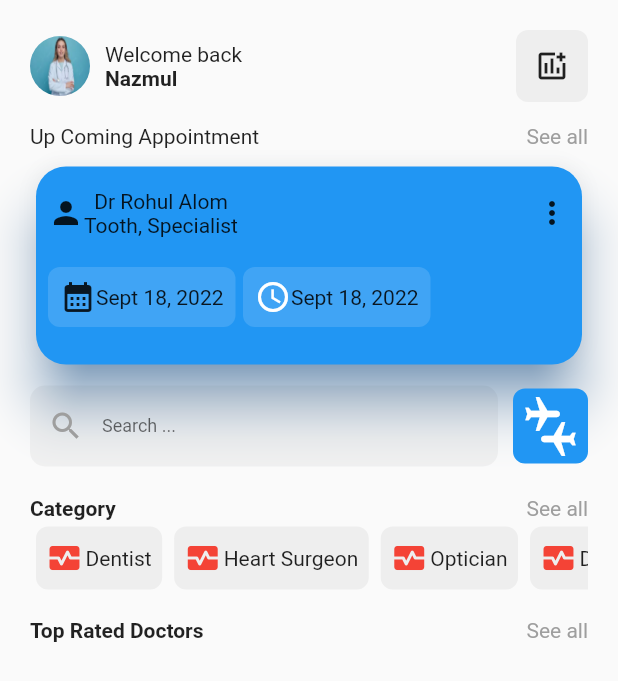
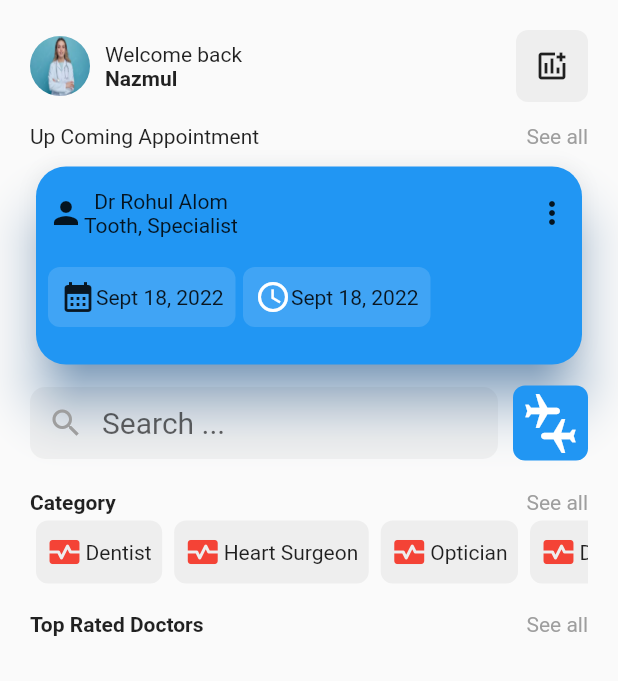
Before and after one commit to ernestkoko/kora_play, a Flutter app: the HomePage screen opened directly, on a phone screen of 412 x 824 dp. Shown: the top 681 px of the screen. Run offline on Flutter 3.47's test engine with Material 2 defaults, Android fonts, the phone set to English and light mode, and no system bars; our stand-ins replace smooth_page_indicator.

Commit message:
Minor adjustment

```diff
--- a/lib/app/modules/home_module/home_page.dart
+++ b/lib/app/modules/home_module/home_page.dart
@@ -98,7 +98,7 @@ class HomePage extends StatelessWidget {
                               )
                             ],
                           ),
-                          Icon(Icons.more_vert_rounded)
+                          const Icon(Icons.more_vert_rounded)
                         ],
                       ),
                       const SizedBox(
@@ -126,7 +126,7 @@ class HomePage extends StatelessWidget {
                             width: 5,
                           ),
                           Container(
-                            padding: EdgeInsets.all(8),
+                            padding:const  EdgeInsets.all(8),
                             decoration: ShapeDecoration(
                                 color: Theme.of(context)
                                     .primaryColorLight
@@ -157,9 +157,10 @@ class HomePage extends StatelessWidget {
                 children: [
                   const Expanded(
                       child: TextField(
-                    style: TextStyle(fontSize: 12, color: Colors.grey),
+                    style: TextStyle(fontSize: 20 ),
                     decoration: InputDecoration(
                         filled: true,
+                        contentPadding: EdgeInsets.all(0) ,
                         prefixIcon: Icon(
                           Icons.search,
                           color: Colors.grey,
@@ -167,6 +168,7 @@ class HomePage extends StatelessWidget {
                         hintText: "Search ...",
                         border: OutlineInputBorder(
                             borderSide: BorderSide.none,
+
                             borderRadius: BorderRadius.all(
                               Radius.circular(10),
                             ))),
```
